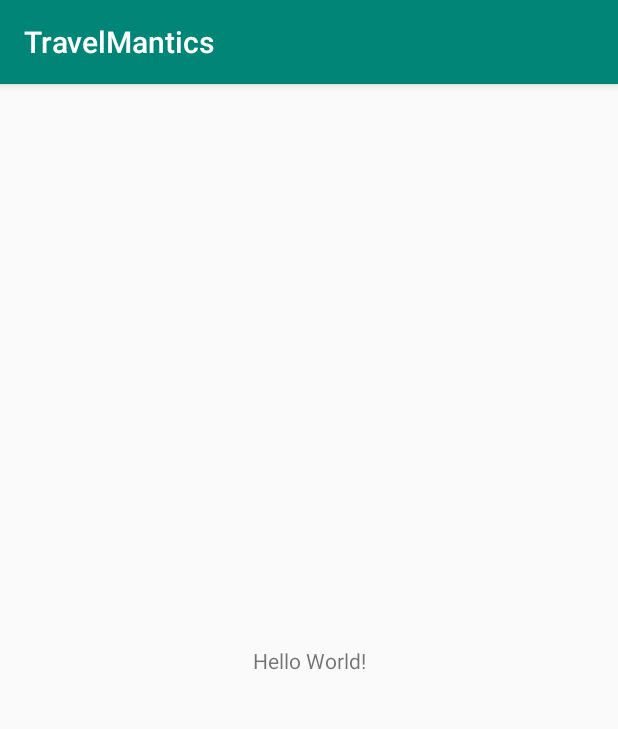
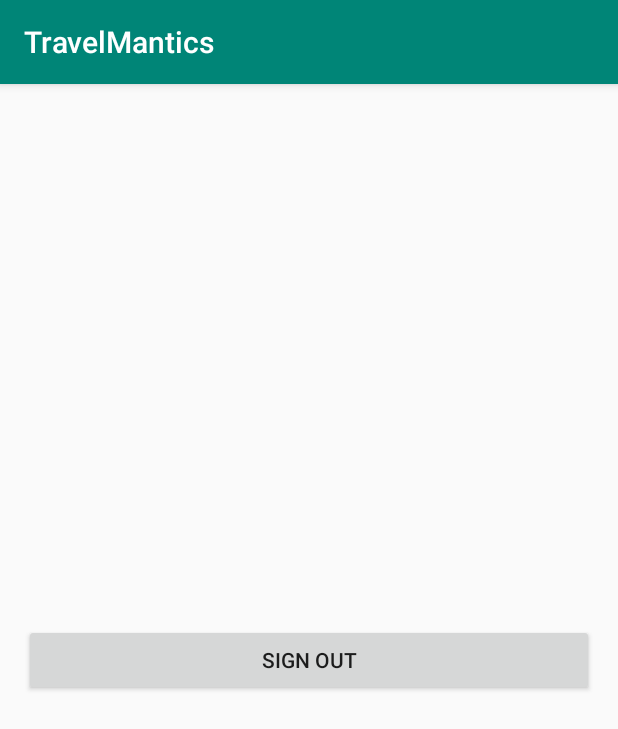
Before and after one commit to segunfrancis/TravelMantics, an Android app: the screen it shows after launch (SignInActivity before the commit, MainActivity after it), on a phone screen of 412 x 824 dp. Shown: the top 729 px of the screen. Run offline under Robolectric (Android 15) with nearby library versions, the phone set to English and light mode, and no system bars; our stand-ins replace Firebase (no records; nobody signed in at launch, a user with empty details on screens opened directly); libraries missing offline, so code that uses them is left out: com.firebase.ui; 2 statements that could not run were skipped.

```diff
--- a/app/build.gradle
+++ b/app/build.gradle
@@ -17,6 +17,10 @@ android {
             proguardFiles getDefaultProguardFile('proguard-android-optimize.txt'), 'proguard-rules.pro'
         }
     }
+    compileOptions {
+        sourceCompatibility = '1.8'
+        targetCompatibility = '1.8'
+    }
 }
 
 dependencies {
@@ -29,6 +33,7 @@ dependencies {
     implementation 'com.google.firebase:firebase-storage:16.0.1'
     implementation 'com.firebaseui:firebase-ui-auth:4.3.1'
 
+    implementation 'com.google.firebase:firebase-database:16.0.1'
     testImplementation 'junit:junit:4.12'
     androidTestImplementation 'com.android.support.test:runner:1.0.2'
     androidTestImplementation 'com.android.support.test.espresso:espresso-core:3.0.2'
--- a/app/src/main/AndroidManifest.xml
+++ b/app/src/main/AndroidManifest.xml
@@ -9,7 +9,7 @@
         android:roundIcon="@mipmap/ic_launcher_round"
         android:supportsRtl="true"
         android:theme="@style/AppTheme">
-        <activity android:name=".SignInActivity">
+        <activity android:name=".MainActivity">
             <intent-filter>
                 <action android:name="android.intent.action.MAIN" />
 
--- a/app/src/main/java/com/android/computer/travelmantics/SignInActivity.java
+++ /dev/null
@@ -1,38 +0,0 @@
-package com.android.computer.travelmantics;
-
-import android.support.v7.app.AppCompatActivity;
-import android.os.Bundle;
-
-import com.firebase.ui.auth.AuthUI;
-
-import java.util.Arrays;
-import java.util.List;
-
-public class SignInActivity extends AppCompatActivity {
-
-    private static final int RC_SIGN_IN = 123;
-
-    @Override
-    protected void onCreate(Bundle savedInstanceState) {
-        super.onCreate(savedInstanceState);
-        setContentView(R.layout.activity_sign_in);
-    }
-
-    public void createSignInIntent() {
-        // [START auth_fui_create_intent]
-        // Choose authentication providers
-        List<AuthUI.IdpConfig> providers = Arrays.asList(
-                new AuthUI.IdpConfig.EmailBuilder().build(),
-                new AuthUI.IdpConfig.GoogleBuilder().build());
-
-        // Create and launch sign-in intent
-        startActivityForResult(
-                AuthUI.getInstance()
-                        .createSignInIntentBuilder()
-                        .setAvailableProviders(providers)
-                        .build(),
-                RC_SIGN_IN);
-        // [END auth_fui_create_intent]
-    }
-
-}
--- a/app/src/main/res/layout/activity_sign_in.xml
+++ b/app/src/main/res/layout/activity_main.xml
@@ -4,12 +4,14 @@
     xmlns:tools="http://schemas.android.com/tools"
     android:layout_width="match_parent"
     android:layout_height="match_parent"
-    tools:context=".SignInActivity">
+    tools:context=".MainActivity">
 
-    <TextView
-        android:layout_width="wrap_content"
+    <Button
+        android:id="@+id/sign_out"
+        android:layout_width="match_parent"
         android:layout_height="wrap_content"
-        android:text="Hello World!"
+        android:layout_margin="16dp"
+        android:text="Sign Out"
         app:layout_constraintBottom_toBottomOf="parent"
         app:layout_constraintLeft_toLeftOf="parent"
         app:layout_constraintRight_toRightOf="parent"
```
Also changed, not shown: app/src/main/java/com/android/computer/travelmantics/FirebaseUtil.java (added, +24 -0 lines), app/src/main/java/com/android/computer/travelmantics/MainActivity.java (added, +112 -0 lines).
